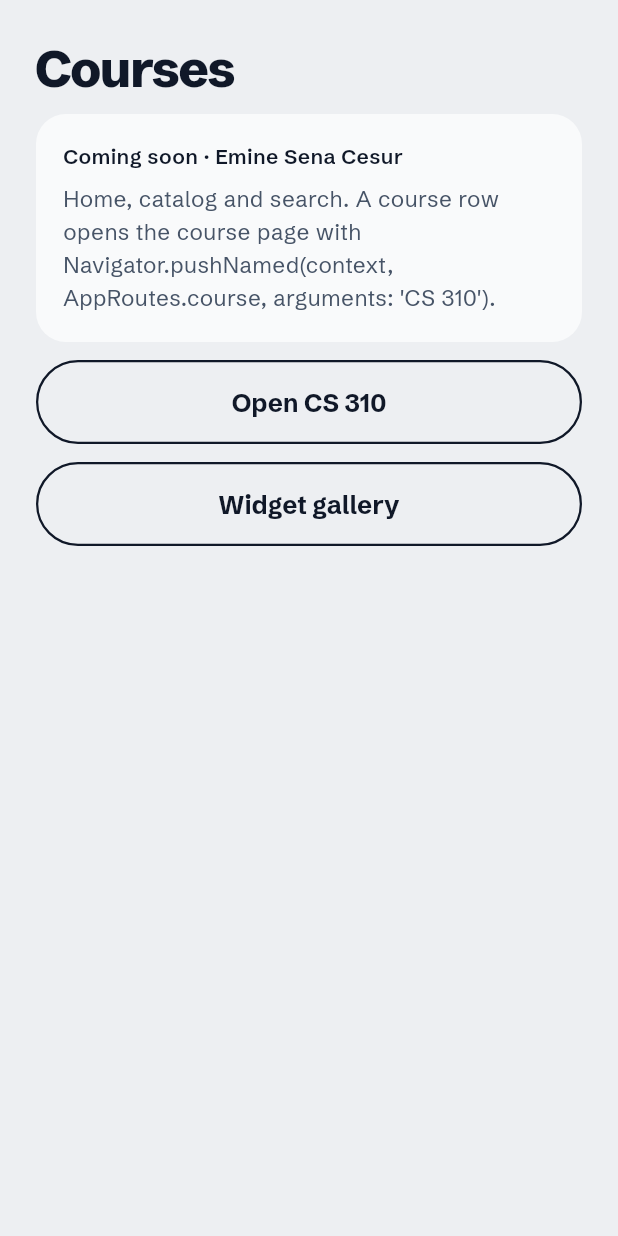
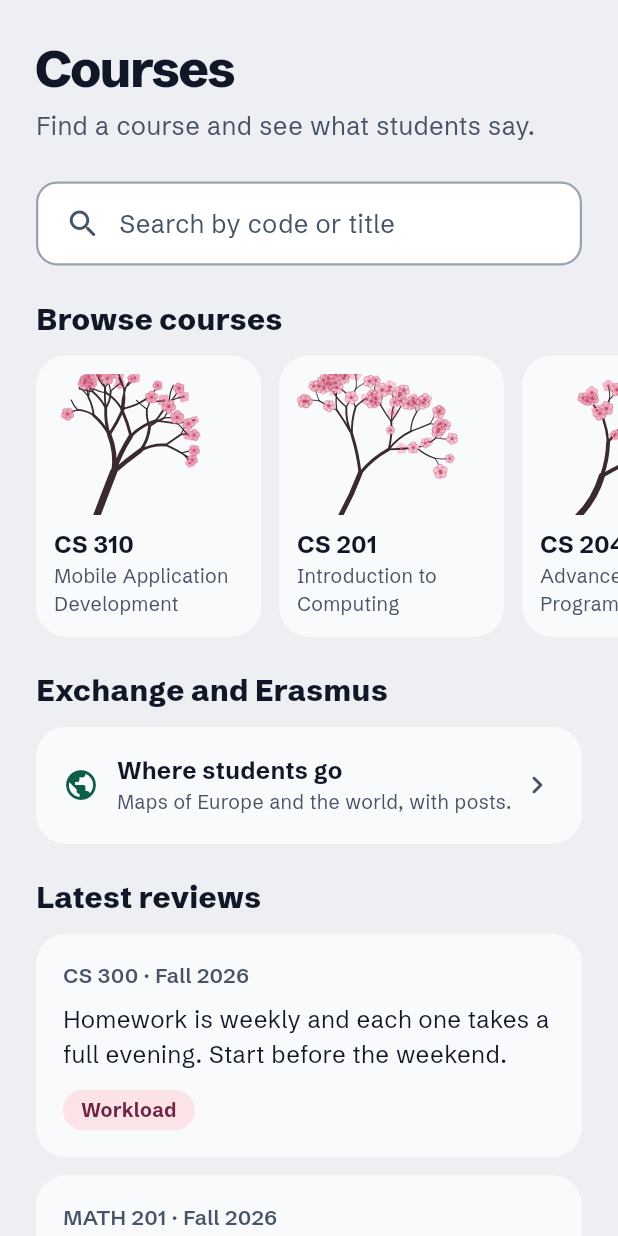
Before and after one commit to EceOnbas/SUggest, a Flutter app: the HomeScreen screen opened directly, on a phone screen of 412 x 824 dp. Run offline on Flutter 3.47's test engine with Material 3 defaults, Android fonts, the phone set to English and light mode, and no system bars; network calls fail.

Commit message:
Replace Home placeholder with real Home and Search

```diff
--- a/lib/features/home/home_screen.dart
+++ b/lib/features/home/home_screen.dart
@@ -1,37 +1,132 @@
 import 'package:flutter/material.dart';
 
 import '../../core/routes/app_routes.dart';
-import '../../core/widgets/secondary_button.dart';
-import '../shell/team_placeholder_screen.dart';
+import '../../core/theme/app_spacing.dart';
+import '../../core/theme/app_text_styles.dart';
+import '../../core/widgets/state_views.dart';
+import '../../models/course.dart';
+import '../../models/review.dart';
+import 'catalog_repository.dart';
+import 'home_view.dart';
+import 'search_view.dart';
 
-/// Courses tab: Home, catalog and search.
-// TODO(Emine Sena Cesur): replace this placeholder with the Home screen.
-class HomeScreen extends StatelessWidget {
-  const HomeScreen({super.key});
+/// The Courses tab: a shelf of courses, the latest reviews and search.
+///
+/// Search opens inside this tab, so the bottom bar stays visible. The
+/// Android back button closes search before it leaves the app.
+class HomeScreen extends StatefulWidget {
+  const HomeScreen({
+    super.key,
+    this.repository = const MockCatalogRepository(),
+  });
+
+  final CatalogRepository repository;
+
+  @override
+  State<HomeScreen> createState() => _HomeScreenState();
+}
+
+typedef _CatalogData = ({List<Course> courses, List<Review> reviews});
+
+class _HomeScreenState extends State<HomeScreen> {
+  late Future<_CatalogData> _data = _load();
+  bool _searching = false;
+
+  /// Lives here so recent searches survive closing and reopening search.
+  List<String> _recent = const [];
+
+  Future<_CatalogData> _load() async {
+    final (courses, reviews) = await (
+      widget.repository.fetchCourses(),
+      widget.repository.fetchLatestReviews(),
+    ).wait;
+    return (courses: courses, reviews: reviews);
+  }
+
+  void _openCourse(Course course) => Navigator.of(
+    context,
+  ).pushNamed(AppRoutes.course, arguments: course.code);
 
   @override
   Widget build(BuildContext context) {
-    return TeamPlaceholderScreen(
-      title: 'Courses',
-      owner: 'Emine Sena Cesur',
-      description:
-          'Home, catalog and search. A course row opens the '
-          'course page with Navigator.pushNamed(context, AppRoutes.course, '
-          "arguments: 'CS 310').",
-      actions: [
-        SecondaryButton(
-          label: 'Open CS 310',
-          onPressed: () => Navigator.pushNamed(
-            context,
-            AppRoutes.course,
-            arguments: 'CS 310',
+    return PopScope(
+      canPop: !_searching,
+      onPopInvokedWithResult: (didPop, _) {
+        if (!didPop) setState(() => _searching = false);
+      },
+      child: Scaffold(
+        body: SafeArea(
+          child: FutureBuilder<_CatalogData>(
+            future: _data,
+            builder: (context, snapshot) {
+              final data = snapshot.data;
+              if (snapshot.hasError) {
+                return _Message(
+                  ErrorState(
+                    title: "Courses didn't load",
+                    onRetry: () => setState(() => _data = _load()),
+                  ),
+                );
+              }
+              if (data == null) return const _Message(_HomeLoading());
+              if (_searching) {
+                return SearchView(
+                  courses: data.courses,
+                  recent: _recent,
+                  onRecentChanged: (r) => setState(() => _recent = r),
+                  onClose: () => setState(() => _searching = false),
+                  onOpenCourse: _openCourse,
+                );
+              }
+              return HomeView(
+                courses: data.courses,
+                reviews: data.reviews,
+                onSearch: () => setState(() => _searching = true),
+                onOpenCourse: _openCourse,
+              );
+            },
           ),
         ),
-        SecondaryButton(
-          label: 'Widget gallery',
-          onPressed: () => Navigator.pushNamed(context, AppRoutes.gallery),
-        ),
+      ),
+    );
+  }
+}
+
+class _Message extends StatelessWidget {
+  const _Message(this.child);
+
+  final Widget child;
+
+  @override
+  Widget build(BuildContext context) {
+    return ListView(
+      padding: AppSpacing.pagePadding,
+      children: [
+        const SizedBox(height: AppSpacing.lg),
+        Text('Courses', style: AppTextStyles.title),
+        const SizedBox(height: AppSpacing.xl),
+        child,
       ],
     );
   }
 }
+
+class _HomeLoading extends StatelessWidget {
+  const _HomeLoading();
+
+  @override
+  Widget build(BuildContext context) {
+    return const Column(
+      crossAxisAlignment: CrossAxisAlignment.stretch,
+      children: [
+        SkeletonBox(height: AppSpacing.inputHeight, radius: AppRadius.input),
+        SizedBox(height: AppSpacing.xl),
+        SkeletonBox(width: 160, height: 22),
+        SizedBox(height: AppSpacing.md),
+        SkeletonBox(height: 150, radius: AppRadius.card),
+        SizedBox(height: AppSpacing.xl),
+        LoadingList(itemCount: 2, label: 'Loading courses'),
+      ],
+    );
+  }
+}
--- /dev/null
+++ b/lib/features/home/home_view.dart
@@ -0,0 +1,217 @@
+import 'package:flutter/foundation.dart';
+import 'package:flutter/material.dart';
+
+import '../../core/routes/app_routes.dart';
+import '../../core/theme/app_colors.dart';
+import '../../core/theme/app_spacing.dart';
+import '../../core/theme/app_text_styles.dart';
+import '../../core/widgets/app_card.dart';
+import '../../core/widgets/app_chip.dart';
+import '../../core/widgets/app_text_field.dart';
+import '../../core/widgets/text_link.dart';
+import '../../models/course.dart';
+import '../../models/review.dart';
+import '../exchange/exchange_screen.dart';
+import 'widgets/course_cover.dart';
+
+/// The default state of the Courses tab.
+class HomeView extends StatelessWidget {
+  const HomeView({
+    super.key,
+    required this.courses,
+    required this.reviews,
+    required this.onSearch,
+    required this.onOpenCourse,
+  });
+
+  final List<Course> courses;
+  final List<Review> reviews;
+  final VoidCallback onSearch;
+  final ValueChanged<Course> onOpenCourse;
+
+  @override
+  Widget build(BuildContext context) {
+    return ListView(
+      padding: AppSpacing.pagePadding,
+      children: [
+        const SizedBox(height: AppSpacing.lg),
+        Text('Courses', style: AppTextStyles.title),
+        const SizedBox(height: AppSpacing.sm),
+        Text('Find a course and see what students say.', style: AppTextStyles.lead),
+        const SizedBox(height: AppSpacing.xl),
+        _SearchBar(onTap: onSearch),
+        const SizedBox(height: AppSpacing.xl),
+        Text('Browse courses', style: AppTextStyles.heading),
+        const SizedBox(height: AppSpacing.md),
+        _Shelf(courses: courses, onOpenCourse: onOpenCourse),
+        const SizedBox(height: AppSpacing.xl),
+        Text('Exchange and Erasmus', style: AppTextStyles.heading),
+        const SizedBox(height: AppSpacing.md),
+        AppCard(
+          key: const Key('open-exchange'),
+          onTap: () => Navigator.of(context).push(
+            MaterialPageRoute<void>(builder: (_) => const ExchangeScreen()),
+          ),
+          child: Row(
+            children: [
+              const Icon(Icons.public_rounded, color: AppColors.primary),
+              const SizedBox(width: AppSpacing.md),
+              Expanded(
+                child: Column(
+                  crossAxisAlignment: CrossAxisAlignment.start,
+                  children: [
+                    Text('Where students go', style: AppTextStyles.bodyStrong),
+                    Text(
+                      'Maps of Europe and the world, with posts.',
+                      style: AppTextStyles.caption,
+                    ),
+                  ],
+                ),
+              ),
+              const Icon(Icons.chevron_right_rounded, color: AppColors.muted),
+            ],
+          ),
+        ),
+        const SizedBox(height: AppSpacing.xl),
+        Text('Latest reviews', style: AppTextStyles.heading),
+        const SizedBox(height: AppSpacing.md),
+        for (final (i, review) in reviews.indexed) ...[
+          if (i > 0) const SizedBox(height: AppSpacing.md),
+          _ReviewCard(
+            review: review,
+            onTap: () {
+              final course = courses
+                  .where((c) => c.code == review.courseCode)
+                  .firstOrNull;
+              if (course != null) onOpenCourse(course);
+            },
+          ),
+        ],
+        // Developer shortcut kept from the placeholder; hidden in release.
+        if (kDebugMode) ...[
+          const SizedBox(height: AppSpacing.xl),
+          Align(
+            alignment: Alignment.centerLeft,
+            child: TextLink(
+              label: 'Widget gallery',
+              muted: true,
+              onPressed: () => Navigator.of(context).pushNamed(AppRoutes.gallery),
+            ),
+          ),
+        ],
+      ],
+    );
+  }
+}
+
+/// Looks like the search input but only opens search when tapped.
+class _SearchBar extends StatelessWidget {
+  const _SearchBar({required this.onTap});
+
+  final VoidCallback onTap;
+
+  @override
+  Widget build(BuildContext context) {
+    return Semantics(
+      button: true,
+      label: 'Search courses',
+      onTap: onTap,
+      child: ExcludeSemantics(
+        child: GestureDetector(
+          key: const Key('search-bar'),
+          behavior: HitTestBehavior.opaque,
+          onTap: onTap,
+          child: FieldBox(
+            child: Row(
+              children: [
+                const Icon(Icons.search_rounded, color: AppColors.muted),
+                const SizedBox(width: AppSpacing.md),
+                Expanded(
+                  child: Text(
+                    'Search by code or title',
+                    style: AppTextStyles.input.copyWith(color: AppColors.muted),
+                    maxLines: 1,
+                    overflow: TextOverflow.ellipsis,
+                  ),
+                ),
+              ],
+            ),
+          ),
+        ),
+      ),
+    );
+  }
+}
+
+/// Courses side by side that scroll sideways. Covers share one height even
+/// when a title wraps.
+class _Shelf extends StatelessWidget {
+  const _Shelf({required this.courses, required this.onOpenCourse});
+
+  final List<Course> courses;
+  final ValueChanged<Course> onOpenCourse;
+
+  @override
+  Widget build(BuildContext context) {
+    return SingleChildScrollView(
+      scrollDirection: Axis.horizontal,
+      clipBehavior: Clip.none,
+      child: IntrinsicHeight(
+        child: Row(
+          crossAxisAlignment: CrossAxisAlignment.stretch,
+          children: [
+            for (final (i, course) in courses.indexed) ...[
+              if (i > 0) const SizedBox(width: AppSpacing.md),
+              SizedBox(
+                width: 150,
+                child: CourseCover(
+                  key: Key('shelf-${course.code}'),
+                  course: course,
+                  onTap: () => onOpenCourse(course),
+                ),
+              ),
+            ],
+          ],
+        ),
+      ),
+    );
+  }
+}
+
+class _ReviewCard extends StatelessWidget {
+  const _ReviewCard({required this.review, required this.onTap});
+
+  final Review review;
+  final VoidCallback onTap;
+
+  @override
+  Widget build(BuildContext context) {
+    return AppCard(
+      onTap: onTap,
+      child: Column(
+        crossAxisAlignment: CrossAxisAlignment.start,
+        children: [
+          Text(
+            '${review.courseCode} · ${review.term}',
+            style: AppTextStyles.label.copyWith(color: AppColors.muted),
+          ),
+          const SizedBox(height: AppSpacing.sm),
+          Text(
+            review.text,
+            style: AppTextStyles.body,
+            maxLines: 4,
+            overflow: TextOverflow.ellipsis,
+          ),
+          if (review.topics.isNotEmpty) ...[
+            const SizedBox(height: AppSpacing.md),
+            Wrap(
+              spacing: AppSpacing.sm,
+              runSpacing: AppSpacing.sm,
+              children: [for (final t in review.topics) TagChip(t.label)],
+            ),
+          ],
+        ],
+      ),
+    );
+  }
+}
--- /dev/null
+++ b/lib/features/home/widgets/course_cover.dart
@@ -0,0 +1,58 @@
+import 'package:flutter/material.dart';
+
+import '../../../core/art/sakura_branch.dart';
+import '../../../core/theme/app_colors.dart';
+import '../../../core/theme/app_spacing.dart';
+import '../../../core/theme/app_text_styles.dart';
+import '../../../models/course.dart';
+
+/// A course's sakura branch with its code and title, for the Home shelf.
+/// A branch needs ratings; without them the cover shows a plain branch.
+class CourseCover extends StatelessWidget {
+  const CourseCover({super.key, required this.course, required this.onTap});
+
+  final Course course;
+  final VoidCallback onTap;
+
+  @override
+  Widget build(BuildContext context) {
+    final r = course.ratings;
+    return Semantics(
+      button: true,
+      label: '${course.code} ${course.title}',
+      child: Material(
+        color: AppColors.surfaceMuted,
+        borderRadius: BorderRadius.circular(AppRadius.card),
+        clipBehavior: Clip.antiAlias,
+        child: InkWell(
+          onTap: onTap,
+          child: Padding(
+            padding: const EdgeInsets.all(AppSpacing.md),
+            child: Column(
+              crossAxisAlignment: CrossAxisAlignment.start,
+              children: [
+                AspectRatio(
+                  aspectRatio: 4 / 3,
+                  child: SakuraBranch(
+                    seed: course.code,
+                    difficulty: r?.difficulty ?? 3,
+                    workload: r?.workload ?? 3,
+                    attendance: r?.attendance ?? 3.5,
+                  ),
+                ),
+                const SizedBox(height: AppSpacing.sm),
+                Text(course.code, style: AppTextStyles.bodyStrong),
+                Text(
+                  course.title,
+                  style: AppTextStyles.caption,
+                  maxLines: 2,
+                  overflow: TextOverflow.ellipsis,
+                ),
+              ],
+            ),
+          ),
+        ),
+      ),
+    );
+  }
+}
```
Also changed, not shown: lib/features/home/search_view.dart (added, +194 -0 lines), lib/features/home/widgets/course_result_row.dart (added, +46 -0 lines).
